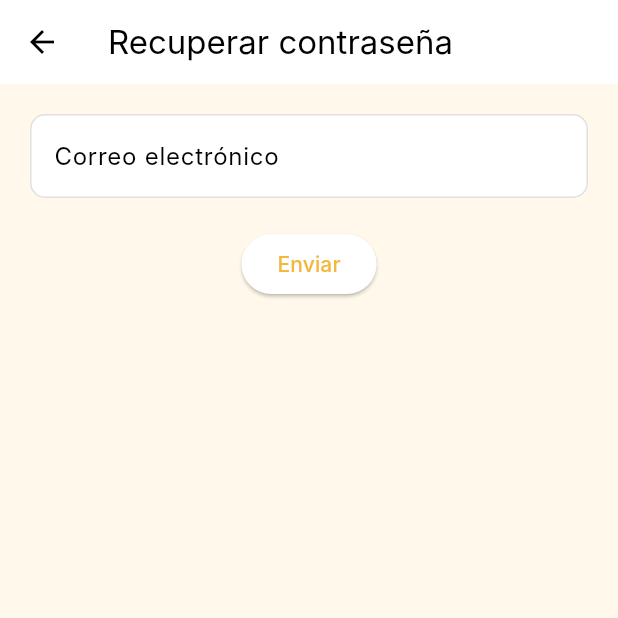
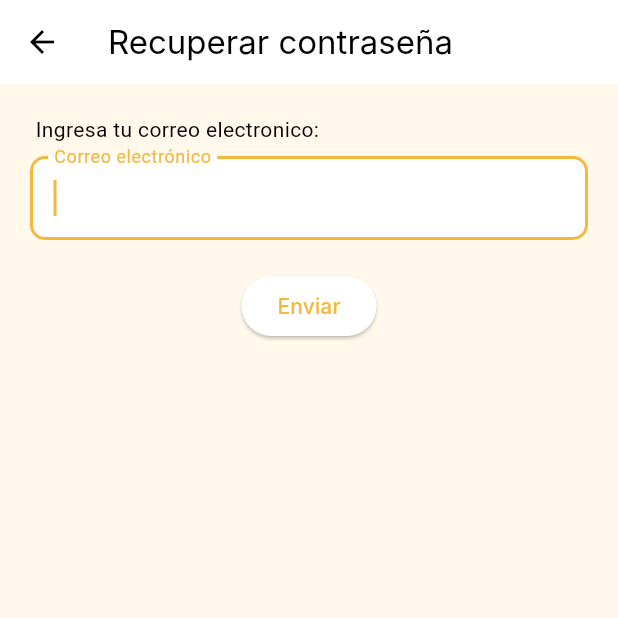
Before and after one commit to RenzoObregonw33/Repositorio-Dart, a Flutter app: the screen it shows after launch, after a tap on "Iniciar Sesión", after a tap on "Olvidaste tu Contraseña", on a phone screen of 412 x 824 dp, the top half of it. Run offline on Flutter 3.47's test engine with Material 3 defaults, Android fonts, the light colour scheme and no system bars; our stand-ins replace shared_preferences, syncfusion_flutter_charts, syncfusion_flutter_gauges; missing offline and left inert: flutter_echarts; Roboto replaces fonts that are missing (-apple-system, Inter).

Commit message:
Probando colores

```diff
--- a/login/lib/main.dart
+++ b/login/lib/main.dart
@@ -1,6 +1,7 @@
 import 'package:flutter/material.dart';   // paquete principal para construir interfaces gráficas Android
 import 'package:flutter/cupertino.dart';
 import 'package:login/screens/Login_screen.dart';
+import 'package:flutter_localizations/flutter_localizations.dart';
 
 // Función principal que inicia la aplicación
 void main() => runApp(const MyApp());
@@ -34,6 +35,16 @@ class MyApp extends StatelessWidget {
           fillColor: Colors.white,
         ),
       ),
+     //Agrega esto para forzar idioma español
+      localizationsDelegates: const [
+        GlobalMaterialLocalizations.delegate,
+        GlobalWidgetsLocalizations.delegate,
+        GlobalCupertinoLocalizations.delegate,
+      ],
+      supportedLocales: const [
+        Locale('es'), // Español
+      ],
+      locale: const Locale('es'),
       home: const LoginScreem()
     );
   }
--- a/login/lib/screens/Login_screen.dart
+++ b/login/lib/screens/Login_screen.dart
@@ -145,7 +145,7 @@ class _LoginScreemState extends State<LoginScreem> {
                   });
                 },
               ),
-
+              //olvidaste contraseña
               SizedBox(height: 10),
               Align(
                 alignment: Alignment.center,
--- a/login/lib/screens/password_reset_screen.dart
+++ b/login/lib/screens/password_reset_screen.dart
@@ -10,7 +10,17 @@ class PasswordResetScreen extends StatefulWidget {
 // Estado asociado al widget PasswordResetScreen
 class _PasswordResetScreenState extends State<PasswordResetScreen> {
   final TextEditingController _emailController = TextEditingController();
+  final FocusNode _focusNode = FocusNode();
   String? _error;
+
+  @override
+  void initState() {
+    super.initState();
+    // Enfocar automáticamente al iniciar
+    Future.delayed(Duration.zero, () {
+      FocusScope.of(context).requestFocus(_focusNode);
+    });
+  }
 
   // Método que se llama cuando el widget se elimina de la pantalla
   @override
@@ -61,21 +71,27 @@ class _PasswordResetScreenState extends State<PasswordResetScreen> {
       body: Padding(
         padding: const EdgeInsets.all(20.0),                        //Espacio interno
         child: Column(
+          crossAxisAlignment: CrossAxisAlignment.start,
           children: [
+            Text('\tIngresa tu correo electronico:', style: TextStyle(fontFamily: '-apple-system'),),
+            SizedBox(height: 8),
             TextField(                                        //Se ingresa el correo
               controller: _emailController,                   //Control
+              focusNode: _focusNode,
               decoration: InputDecoration(
                 labelText: 'Correo electrónico',
-                labelStyle: TextStyle(fontFamily: 'Inter'),
+                labelStyle: TextStyle(fontFamily: '-apple-system'),
                 errorText: _error,                            //Mustra un mensaje de error si no existe
               ),
               keyboardType: TextInputType.emailAddress,
             ),
             SizedBox(height: 20),
             // Botón para enviar la solicitud de recuperación
-            ElevatedButton(
-              onPressed: _enviarSolicitud,
-              child: Text('Enviar', style: TextStyle(fontFamily: 'Inter'),),
+            Center(
+              child: ElevatedButton(
+                onPressed: _enviarSolicitud,
+                child: Text('Enviar', style: TextStyle(fontFamily: 'Inter'),),
+              ),
             ),
           ],
         ),
--- a/login/lib/widgets/grafico_actividad_diaria.dart
+++ b/login/lib/widgets/grafico_actividad_diaria.dart
@@ -56,7 +56,7 @@ class GraficoActividadDiaria extends StatelessWidget {
                         labelAlignment: ChartDataLabelAlignment.top,
                         textStyle: TextStyle(fontWeight: FontWeight.bold),
                       ),
-                      color: Color(0xFFFFCD1C),
+                      color: Colors.amber,
                     )
                   ]
                 : <ColumnSeries<ActividadDiariaData, String>>[
@@ -69,7 +69,7 @@ class GraficoActividadDiaria extends StatelessWidget {
                         labelAlignment: ChartDataLabelAlignment.top,
                         textStyle: TextStyle(fontWeight: FontWeight.bold),
                       ),
-                      color: Color(0xFFEA5160),
+                      color: Colors.red,
                     )
                   ],
           ),
--- a/login/lib/widgets/grafico_embudo.dart
+++ b/login/lib/widgets/grafico_embudo.dart
@@ -17,6 +17,7 @@ class GraficoEmbudo extends StatelessWidget {
   @override
   Widget build(BuildContext context) {
     return SfFunnelChart(
+      backgroundColor: Color(0xFF776F6C),
       title: ChartTitle(text: 'Cumplimiento Laboral', textStyle: TextStyle(fontWeight: FontWeight.bold)),
       tooltipBehavior: TooltipBehavior(enable: true),
       series: FunnelSeries<FunnelData, String>(
--- a/login/lib/widgets/grafico_tendencia_hora.dart
+++ b/login/lib/widgets/grafico_tendencia_hora.dart
@@ -29,7 +29,7 @@ class GraficoTendenciaHoras extends StatelessWidget {
       child: SingleChildScrollView(
         scrollDirection: Axis.horizontal,
         child: SizedBox(
-        width: dataFiltrada.length * 60, // ancho proporcional a la cantidad de datos
+        width: dataFiltrada.length * 30, // ancho proporcional a la cantidad de datos
         height: 300,
         child: SfCartesianChart(
             tooltipBehavior: TooltipBehavior(enable: true),
@@ -46,9 +46,9 @@ class GraficoTendenciaHoras extends StatelessWidget {
                 dataLabelSettings: const DataLabelSettings(
                   isVisible: true,
                   labelAlignment: ChartDataLabelAlignment.top,
-                  textStyle: TextStyle(fontWeight: FontWeight.bold),
+                  //textStyle: TextStyle(fontWeight: FontWeight.bold),
                 ),
-                color: Color(0xFF41C2C5),
+                color: Color(0xFF2BCA07),
               ),
             ],
           ),
--- a/login/lib/widgets/login_button.dart
+++ b/login/lib/widgets/login_button.dart
@@ -18,7 +18,31 @@ class LoginButton extends StatelessWidget {
 
   @override
   Widget build(BuildContext context) {
-    return ElevatedButton(
+    return Container(
+      decoration: BoxDecoration(
+        boxShadow: [
+          BoxShadow(
+            color: const Color(0xFFF3B83C).withValues(alpha: 0.1), // Color de la sombra
+            offset: Offset(0, 2),                      // Solo hacia abajo
+            blurRadius: 12,                            // Difuminado suave
+            spreadRadius: 0,
+          ),
+        ],
+        borderRadius: BorderRadius.circular(12),
+      ),
+      child: ElevatedButton(
+        style: ElevatedButton.styleFrom(
+          backgroundColor: Colors.white,           // Color del botón
+          foregroundColor: Color(0xFFF3B83C),          // Color del texto
+          elevation: 0,
+          shape: RoundedRectangleBorder(
+            borderRadius: BorderRadius.circular(10),
+            side: BorderSide(
+              color: Color(0xFFF3B83C).withValues(alpha: 0.6), // Borde amarillo
+              width: 2,
+            ),
+          ),                    // Sin sombra interna
+        ),
         onPressed: () async {
           FocusScope.of(context).unfocus();                       //oculta el teclado
 
@@ -117,6 +141,7 @@ class LoginButton extends StatelessWidget {
         child: const Text(
           'Iniciar Sesión',
           style: TextStyle(fontSize: 16, color: Color(0xFFF3B83C), fontFamily: '-apple-system'),
+        )
       ),
     );
   }
--- a/login/pubspec.yaml
+++ b/login/pubspec.yaml
@@ -30,6 +30,10 @@ environment:
 dependencies:
   flutter:
     sdk: flutter
+
+  flutter_localizations:
+    sdk: flutter
+
   http: ^1.1.0
   shared_preferences: ^2.2.2
   syncfusion_flutter_core: ^30.1.38
```
Also changed, not shown: login/lib/screens/dashboad_main_screen.dart (added, +107 -0 lines), login/lib/screens/dashboard_screen.dart (+43 -38 lines), login/lib/screens/detalle_screen.dart (added, +18 -0 lines), login/lib/screens/home_screen.dart (+10 -9 lines), login/lib/widgets/grafico_eficiencia.dart (+2 -5 lines), login/pubspec.lock. Lines whose indentation alone changed are shown as unchanged.
